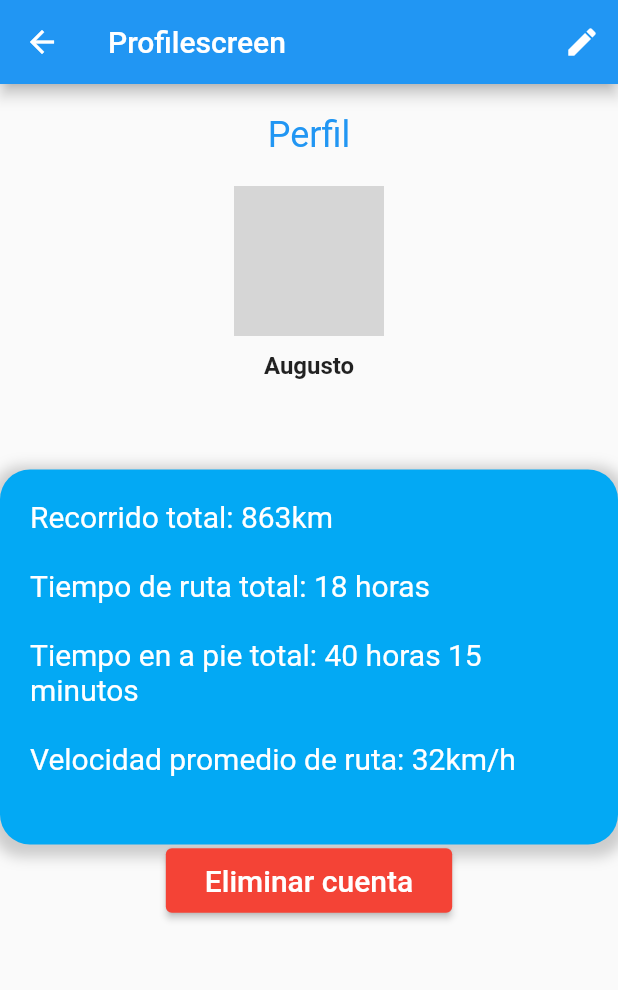
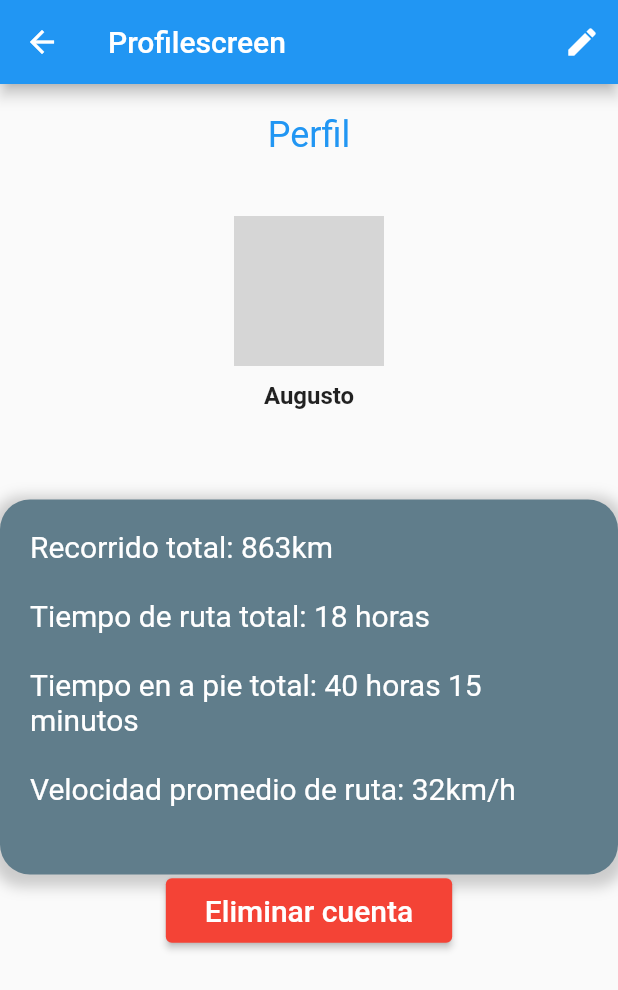
Before and after one commit to barcasnerd/Proyecto1_ProgramacionMovil, a Flutter app: the ProfileScreen screen opened by its route, on a phone screen of 412 x 824 dp. Shown: the top 990 px of the screen. Run offline on Flutter 3.47's test engine with Material 2 defaults, Android fonts, the phone set to English and light mode, and no system bars; grey boxes are pictures that could not be loaded.

Commit message:
últimos cambios

```diff
--- a/lib/ui/pages/profile-screen.dart
+++ b/lib/ui/pages/profile-screen.dart
@@ -52,12 +52,12 @@ class _ProfileScreenState extends State<ProfileScreen> {
               color: Colors.blue,
             ),
           ),
-          SizedBox(height: 20),
+          SizedBox(height: 40),
           Align(
             alignment: Alignment.center,
             child: CircleAvatar(
               radius: 50,
-              backgroundImage: AssetImage('assets/imagendeperfil.png'),
+              backgroundImage: AssetImage('assets/imagendeperfil.jpg'),
             ),
           ),
           SizedBox(height: 10),
@@ -74,7 +74,7 @@ class _ProfileScreenState extends State<ProfileScreen> {
               width: 500,
               height: 250,
               decoration: BoxDecoration(
-                color: Colors.lightBlue,
+                color: Colors.blueGrey,
                 borderRadius: BorderRadius.circular(20),
                 boxShadow: [
                   BoxShadow(
--- a/pubspec.yaml
+++ b/pubspec.yaml
@@ -60,8 +60,10 @@ flutter:
   uses-material-design: true
 
   # To add assets to your application, add an assets section, like this:
-  # assets:
-  #   - images/a_dot_burr.jpeg
+
+
+  assets:
+    - assets/
   #   - images/a_dot_ham.jpeg
 
   # An image asset can refer to one or more resolution-specific "variants", see
```
